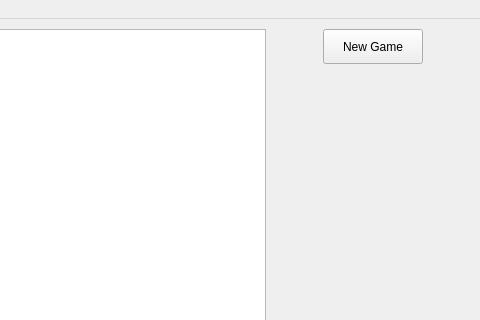
First picture: the form in GalaxyGame/Student/mainwindow.ui, repository ado130/GalaxyGame, before the edit; both pictures show x 544 to 1024 and y 0 to 320 of the 1024 by 670 pixel window.
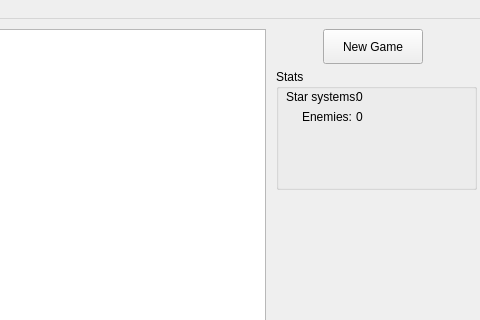
Second picture: the form after the edit. Icons and pictures are not drawn.

Patch:
```diff
--- a/GalaxyGame/Student/mainwindow.ui
+++ b/GalaxyGame/Student/mainwindow.ui
@@ -103,6 +103,74 @@
      <string>Player coordinates:</string>
     </property>
    </widget>
+   <widget class="QGroupBox" name="groupBox">
+    <property name="geometry">
+     <rect>
+      <x>820</x>
+      <y>50</y>
+      <width>201</width>
+      <height>121</height>
+     </rect>
+    </property>
+    <property name="title">
+     <string>Stats</string>
+    </property>
+    <widget class="QLabel" name="label">
+     <property name="geometry">
+      <rect>
+       <x>10</x>
+       <y>20</y>
+       <width>71</width>
+       <height>16</height>
+      </rect>
+     </property>
+     <property name="text">
+      <string>Star systems:</string>
+     </property>
+    </widget>
+    <widget class="QLabel" name="label_2">
+     <property name="geometry">
+      <rect>
+       <x>10</x>
+       <y>40</y>
+       <width>66</width>
+       <height>16</height>
+      </rect>
+     </property>
+     <property name="text">
+      <string>Enemies:</string>
+     </property>
+     <property name="alignment">
+      <set>Qt::AlignRight|Qt::AlignTrailing|Qt::AlignVCenter</set>
+     </property>
+    </widget>
+    <widget class="QLabel" name="lbCntStarSystems">
+     <property name="geometry">
+      <rect>
+       <x>80</x>
+       <y>20</y>
+       <width>61</width>
+       <height>16</height>
+      </rect>
+     </property>
+     <property name="text">
+      <string>0</string>
+     </property>
+    </widget>
+    <widget class="QLabel" name="lbCntEnemies">
+     <property name="geometry">
+      <rect>
+       <x>80</x>
+       <y>40</y>
+       <width>61</width>
+       <height>16</height>
+      </rect>
+     </property>
+     <property name="text">
+      <string>0</string>
+     </property>
+    </widget>
+   </widget>
   </widget>
   <widget class="QMenuBar" name="menubar">
    <property name="geometry">
```
